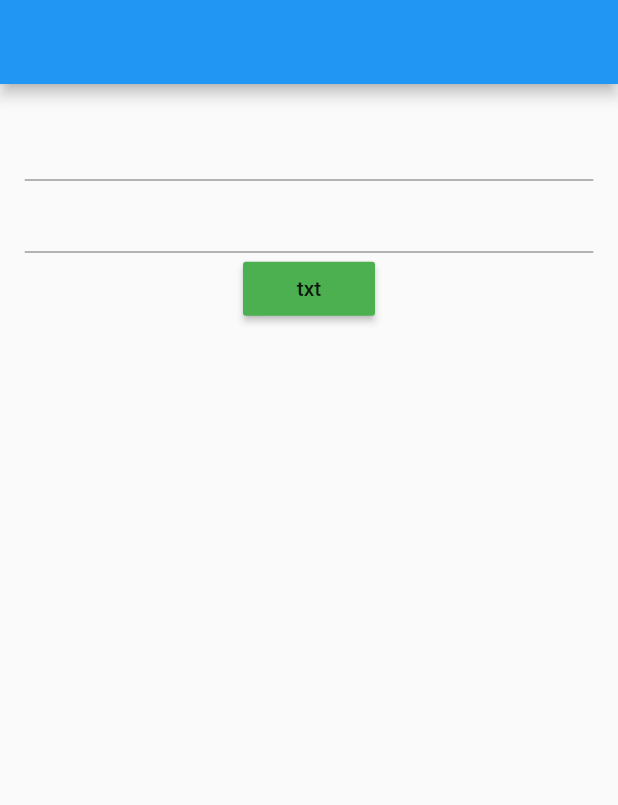
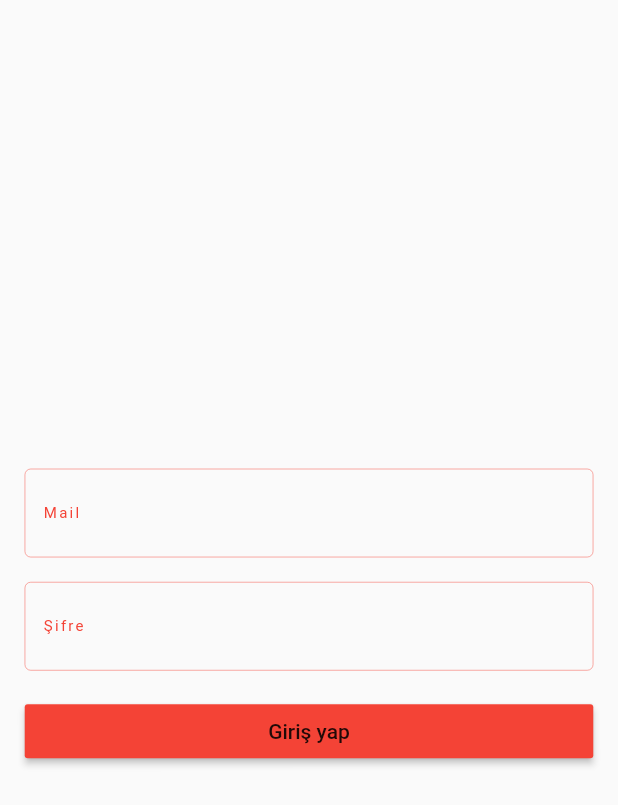
Before and after one commit to TugrulhanCinar/login_template, a Flutter app: the screen it shows after launch, on a phone screen of 412 x 824 dp. Shown: the top 805 px of the screen. Run offline on Flutter 3.47's test engine with Material 2 defaults, Android fonts, the light colour scheme and no system bars; our stand-ins replace get; accounts and stored records are empty.

Commit message:
add custom button

```diff
--- a/lib/product/views/scenes/login/login_page.dart
+++ b/lib/product/views/scenes/login/login_page.dart
@@ -1,6 +1,5 @@
 import 'package:flutter/material.dart';
-import 'package:login_template/product/models/data_models/user_model.dart';
-import 'package:login_template/product/views/widgets/custom_widgets/custom_text.dart';
+import 'package:login_template/product/views/widgets/custom_widgets/custom_button.dart';
 import 'package:login_template/product/views/widgets/custom_widgets/custom_textformfield.dart';
 import 'package:login_template/core/extensions/context_extension.dart';
 
@@ -12,24 +11,32 @@ class LoginPageScene extends StatelessWidget {
   @override
   Widget build(BuildContext context) {
     return Scaffold(
-      appBar: AppBar(),
-      body: Form(child: formBody(context)),
+      //appBar: AppBar(),
+      body: Center(
+        child: Form(
+          child: formBody(context),
+        ),
+      ),
     );
   }
 
   Widget formBody(BuildContext context) => Container(
         padding: context.paddingNormal,
         child: Column(
+          mainAxisAlignment: MainAxisAlignment.center,
           children: [
             getMailTextField,
+            context.emptyNormalWidget,
             getPasswordTextField,
-            MaterialButton(
-              color: Colors.green,
-              child: CustomText("txt"),
-              onPressed: () {},
-            )
+            context.emptyNormalWidget,
+            button(context),
           ],
         ),
+      );
+
+  Widget button(BuildContext context) => Container(
+        width: context.width,
+        child: CustomButton(txt: "Giriş yap", color: Colors.red, onPressed: login),
       );
 
   Widget get getMailTextField => CustomTextFormField(
@@ -45,4 +52,8 @@ class LoginPageScene extends StatelessWidget {
   mailTextFormFieldSave(String? txt) => email = txt;
 
   passwordTextFormFieldSave(String txt) => password = txt;
+
+  void login() {
+    // TODO: add login buisiness
+  }
 }
--- /dev/null
+++ b/lib/product/views/widgets/custom_widgets/custom_button.dart
@@ -0,0 +1,22 @@
+import 'package:flutter/material.dart';
+
+import 'custom_text.dart';
+
+class CustomButton extends StatelessWidget {
+  final VoidCallback? onPressed;
+  final String? txt;
+  final Color? color;
+
+  const CustomButton({this.onPressed, this.txt, this.color});
+
+  @override
+  Widget build(BuildContext context) {
+    return _button;
+  }
+
+  Widget get _button => MaterialButton(
+        color: color,
+        child: CustomText(txt ?? ""),
+        onPressed: onPressed,
+      );
+}
--- a/lib/product/views/widgets/custom_widgets/custom_textformfield.dart
+++ b/lib/product/views/widgets/custom_widgets/custom_textformfield.dart
@@ -24,12 +24,17 @@ class _CustomTextFormFieldState extends State<CustomTextFormField> {
   }
 
   @override
-  Widget build(BuildContext context) => textFormField;
+  Widget build(BuildContext context) => textFormField(context);
 
-  Widget get textFormField => TextFormField(
+  Widget textFormField(BuildContext context) => TextFormField(
         obscureText: obscureText,
         decoration: InputDecoration(
+          labelText: widget.hintText,
+          labelStyle: Theme.of(context).textTheme.overline?.copyWith(color: Colors.red),
           suffix: widget.obscureText ? textFormFieldSuffixIcon : null,
+          border: outlineInputBorder,
+          enabledBorder: outlineInputBorder,
+          focusedBorder: outlineInputBorder,
         ),
       );
 
@@ -46,10 +51,10 @@ class _CustomTextFormFieldState extends State<CustomTextFormField> {
       );
 
   OutlineInputBorder get outlineInputBorder => OutlineInputBorder(
-        borderRadius: context.containerBorderRadiusVeryLow,
+        // borderRadius: context.containerBorderRadiusVeryLow,
         borderSide: BorderSide(
-          width: 0,
-          color: Colors.blue.withOpacity(0.1),
+          width: 0.3,
+          color: Colors.red,
         ),
       );
 }
```
Also changed, not shown: 3 other files.
